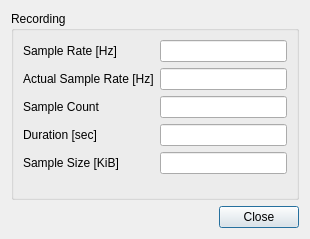
First picture: the form in src/UserInterface/src/Dialogs/StatisticsDialog.ui, repository till213/SkyDolly, before the edit.
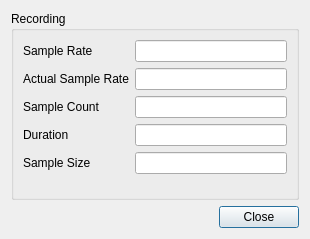
Second picture: the form after the edit.

Commit message: Format statistics

```diff
--- a/src/UserInterface/src/Dialogs/StatisticsDialog.ui
+++ b/src/UserInterface/src/Dialogs/StatisticsDialog.ui
@@ -26,7 +26,7 @@
       <item row="0" column="0">
        <widget class="QLabel" name="label_57">
         <property name="text">
-         <string>Sample Rate [Hz]</string>
+         <string>Sample Rate</string>
         </property>
        </widget>
       </item>
@@ -46,7 +46,7 @@
       <item row="1" column="0">
        <widget class="QLabel" name="label_55">
         <property name="text">
-         <string>Actual Sample Rate [Hz]</string>
+         <string>Actual Sample Rate</string>
         </property>
        </widget>
       </item>
@@ -86,7 +86,7 @@
       <item row="3" column="0">
        <widget class="QLabel" name="label_59">
         <property name="text">
-         <string>Duration [sec]</string>
+         <string>Duration</string>
         </property>
        </widget>
       </item>
@@ -109,7 +109,7 @@
       <item row="4" column="0">
        <widget class="QLabel" name="label_58">
         <property name="text">
-         <string>Sample Size [KiB]</string>
+         <string>Sample Size</string>
         </property>
        </widget>
       </item>
```
The commit also changes 3 other files.
